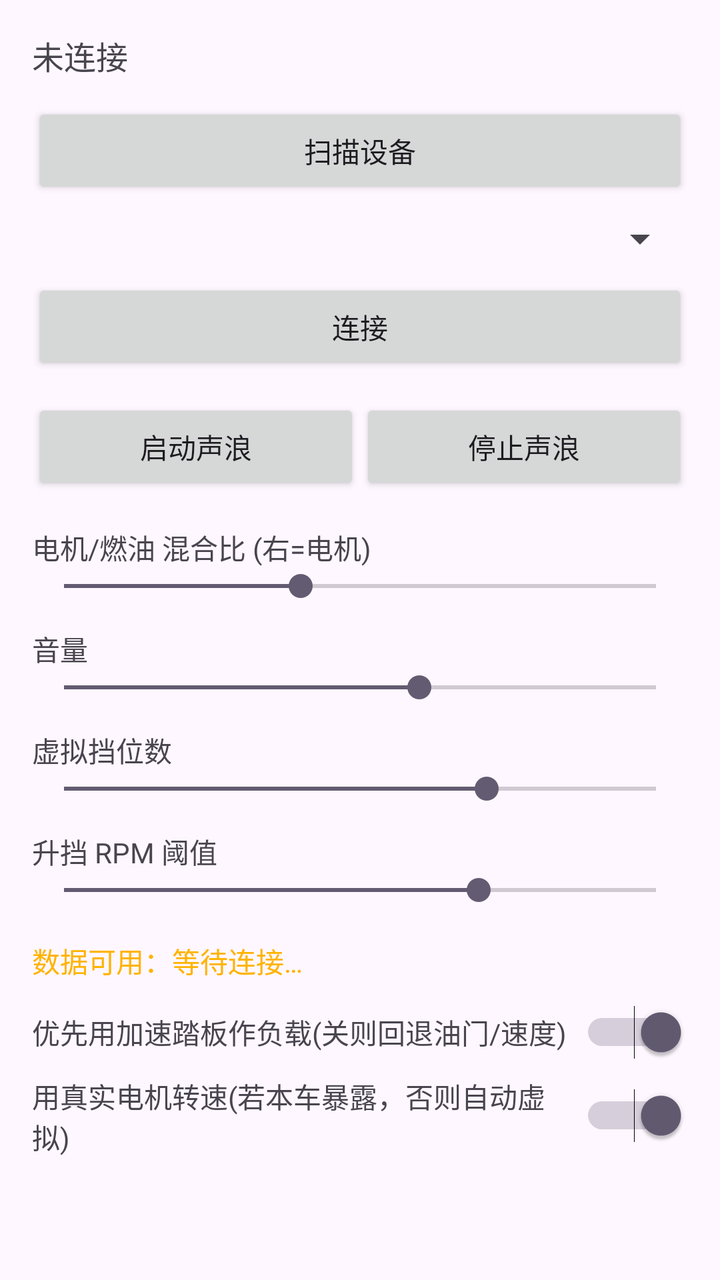
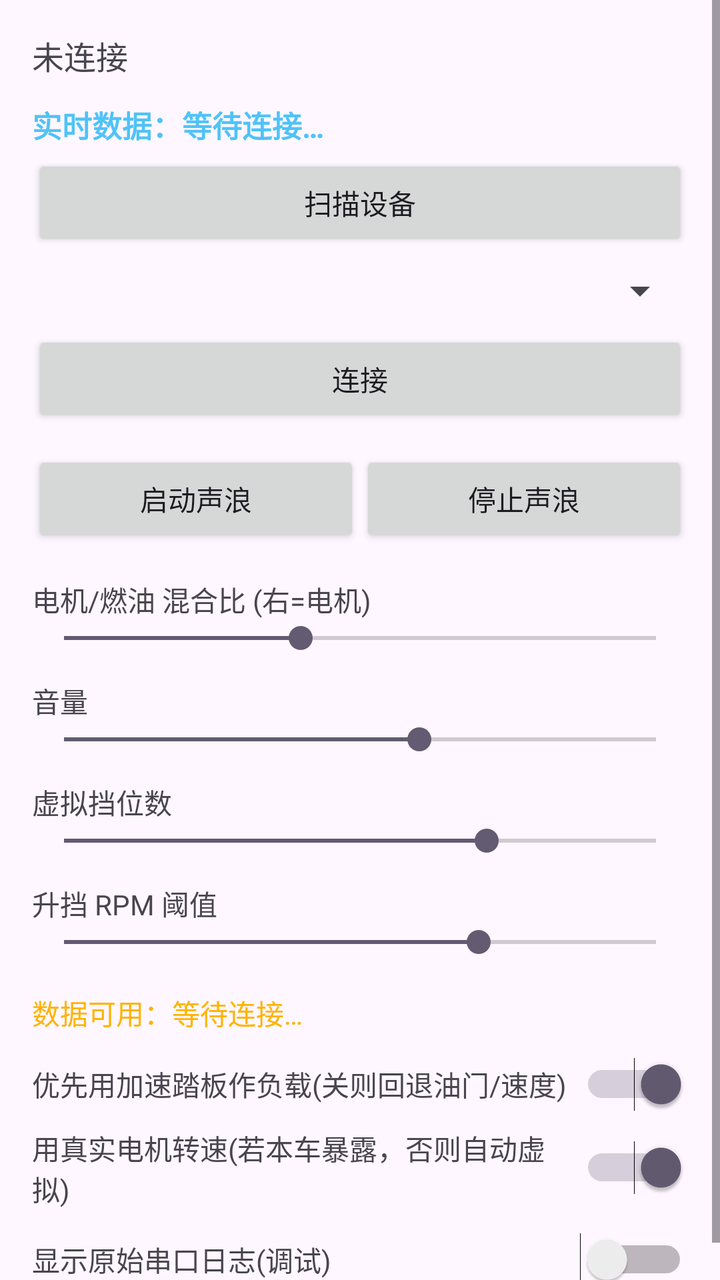

The first picture is an Android layout as it rendered before a commit; the second is the same layout after the commit. The layout source and the unified diff follow.
<!-- AndroidManifest.xml: application theme Theme.EVEngine -->
<!-- res/layout/activity_main.xml -->
<?xml version="1.0" encoding="utf-8"?>
<ScrollView xmlns:android="http://schemas.android.com/apk/res/android"
    xmlns:app="http://schemas.android.com/apk/res/android"
    android:layout_width="match_parent"
    android:layout_height="match_parent">

    <LinearLayout
        android:orientation="vertical"
        android:padding="16dp"
        android:layout_width="match_parent"
        android:layout_height="wrap_content">

        <TextView
            android:id="@+id/tvStatus"
            android:text="@string/status_idle"
            android:textSize="16sp"
            android:layout_marginBottom="12dp"
            android:layout_width="match_parent"
            android:layout_height="wrap_content" />

        <Button
            android:id="@+id/btnScan"
            android:text="@string/btn_scan"
            android:layout_width="match_parent"
            android:layout_height="wrap_content" />

        <Spinner
            android:id="@+id/spinnerDevices"
            android:layout_marginTop="8dp"
            android:layout_width="match_parent"
            android:layout_height="wrap_content" />

        <Button
            android:id="@+id/btnConnect"
            android:text="@string/btn_connect"
            android:layout_marginTop="8dp"
            android:layout_width="match_parent"
            android:layout_height="wrap_content" />

        <LinearLayout
            android:orientation="horizontal"
            android:layout_marginTop="12dp"
            android:layout_width="match_parent"
            android:layout_height="wrap_content">

            <Button
                android:id="@+id/btnStart"
                android:text="@string/btn_start"
                android:layout_weight="1"
                android:layout_width="0dp"
                android:layout_height="wrap_content" />

            <Button
                android:id="@+id/btnStop"
                android:text="@string/btn_stop"
                android:layout_weight="1"
                android:layout_width="0dp"
                android:layout_height="wrap_content" />
        </LinearLayout>

        <TextView
            android:text="@string/label_blend"
            android:layout_marginTop="16dp"
            android:layout_width="match_parent"
            android:layout_height="wrap_content" />
        <SeekBar
            android:id="@+id/seekBlend"
            android:max="100"
            android:progress="40"
            android:layout_width="match_parent"
            android:layout_height="wrap_content" />

        <TextView
            android:text="@string/label_volume"
            android:layout_marginTop="12dp"
            android:layout_width="match_parent"
            android:layout_height="wrap_content" />
        <SeekBar
            android:id="@+id/seekVolume"
            android:max="100"
            android:progress="60"
            android:layout_width="match_parent"
            android:layout_height="wrap_content" />

        <TextView
            android:text="@string/label_gears"
            android:layout_marginTop="12dp"
            android:layout_width="match_parent"
            android:layout_height="wrap_content" />
        <SeekBar
            android:id="@+id/seekGears"
            android:max="8"
            android:min="1"
            android:progress="6"
            android:layout_width="match_parent"
            android:layout_height="wrap_content" />

        <TextView
            android:text="@string/label_shift_rpm"
            android:layout_marginTop="12dp"
            android:layout_width="match_parent"
            android:layout_height="wrap_content" />
        <SeekBar
            android:id="@+id/seekShiftRpm"
            android:max="8000"
            android:min="3000"
            android:progress="6500"
            android:layout_width="match_parent"
            android:layout_height="wrap_content" />

        <TextView
            android:id="@+id/tvDataStatus"
            android:text="@string/data_status_waiting"
            android:textSize="14sp"
            android:textColor="#FFB300"
            android:layout_marginTop="16dp"
            android:layout_width="match_parent"
            android:layout_height="wrap_content" />

        <LinearLayout
            android:orientation="horizontal"
            android:gravity="center_vertical"
            android:layout_marginTop="12dp"
            android:layout_width="match_parent"
            android:layout_height="wrap_content">
            <TextView
                android:text="@string/label_pedal"
                android:layout_weight="1"
                android:layout_width="0dp"
                android:layout_height="wrap_content" />
            <Switch
                android:id="@+id/switchPedal"
                android:checked="true"
                android:layout_width="wrap_content"
                android:layout_height="wrap_content" />
        </LinearLayout>

        <LinearLayout
            android:orientation="horizontal"
            android:gravity="center_vertical"
            android:layout_marginTop="8dp"
            android:layout_width="match_parent"
            android:layout_height="wrap_content">
            <TextView
                android:text="@string/label_realrpm"
                android:layout_weight="1"
                android:layout_width="0dp"
                android:layout_height="wrap_content" />
            <Switch
                android:id="@+id/switchRealRpm"
                android:checked="true"
                android:layout_width="wrap_content"
                android:layout_height="wrap_content" />
        </LinearLayout>

    </LinearLayout>
</ScrollView>
<!-- resources referenced by this layout -->
<resources>
  <string name="btn_connect">连接</string>
  <string name="btn_scan">扫描设备</string>
  <string name="btn_start">启动声浪</string>
  <string name="btn_stop">停止声浪</string>
  <string name="data_status_waiting">数据可用：等待连接…</string>
  <string name="label_blend">电机/燃油 混合比 (右=电机)</string>
  <string name="label_gears">虚拟挡位数</string>
  <string name="label_pedal">优先用加速踏板作负载(关则回退油门/速度)</string>
  <string name="label_realrpm">用真实电机转速(若本车暴露，否则自动虚拟)</string>
  <string name="label_shift_rpm">升挡 RPM 阈值</string>
  <string name="label_volume">音量</string>
  <string name="status_idle">未连接</string>
  <style name="Theme.EVEngine" parent="Theme.Material3.DayNight.NoActionBar">
          <item name="colorPrimary">@color/brand</item>
          <item name="colorPrimaryContainer">@color/brand_container</item>
          <item name="android:statusBarColor">@color/brand</item>
      </style>
  <color name="brand">#534AB7</color>
  <color name="brand_container">#CECBF6</color>
</resources>

<!-- the commit's change to res/layout/activity_main.xml (unified diff, before → after) -->
@@ -18,6 +18,18 @@
             android:layout_width="match_parent"
             android:layout_height="wrap_content" />
 
+        
+        <TextView
+            android:id="@+id/tvLive"
+            android:text="@string/live_waiting"
+            android:textSize="15sp"
+            android:textStyle="bold"
+            android:textColor="#4FC3F7"
+            android:lineSpacingExtra="4dp"
+            android:layout_marginBottom="4dp"
+            android:layout_width="match_parent"
+            android:layout_height="wrap_content" />
+
         <Button
             android:id="@+id/btnScan"
             android:text="@string/btn_scan"
@@ -153,5 +165,49 @@
                 android:layout_height="wrap_content" />
         </LinearLayout>
 
+        
+        <LinearLayout
+            android:orientation="horizontal"
+            android:gravity="center_vertical"
+            android:layout_marginTop="12dp"
+            android:layout_width="match_parent"
+            android:layout_height="wrap_content">
+            <TextView
+                android:text="@string/label_show_debug"
+                android:layout_weight="1"
+                android:layout_width="0dp"
+                android:layout_height="wrap_content" />
+            <Switch
+                android:id="@+id/switchDebug"
+                android:layout_width="wrap_content"
+                android:layout_height="wrap_content" />
+        </LinearLayout>
+
+        <LinearLayout
+            android:id="@+id/logBox"
+            android:orientation="vertical"
+            android:visibility="gone"
+            android:layout_marginTop="8dp"
+            android:layout_width="match_parent"
+            android:layout_height="wrap_content">
+
+            <Button
+                android:id="@+id/btnClearLog"
+                android:text="@string/btn_clear_log"
+                android:layout_width="match_parent"
+                android:layout_height="wrap_content" />
+
+            <TextView
+                android:id="@+id/tvLog"
+                android:fontFamily="monospace"
+                android:textSize="11sp"
+                android:textIsSelectable="true"
+                android:background="#22000000"
+                android:padding="8dp"
+                android:layout_marginTop="4dp"
+                android:layout_width="match_parent"
+                android:layout_height="wrap_content" />
+        </LinearLayout>
+
     </LinearLayout>
 </ScrollView>
<!-- resource entries referenced after the edit -->
@@ -1,5 +1,6 @@
 <!-- resources referenced by this layout -->
 <resources>
+  <string name="btn_clear_log">清空日志</string>
   <string name="btn_connect">连接</string>
   <string name="btn_scan">扫描设备</string>
   <string name="btn_start">启动声浪</string>
@@ -10,7 +11,9 @@
   <string name="label_pedal">优先用加速踏板作负载(关则回退油门/速度)</string>
   <string name="label_realrpm">用真实电机转速(若本车暴露，否则自动虚拟)</string>
   <string name="label_shift_rpm">升挡 RPM 阈值</string>
+  <string name="label_show_debug">显示原始串口日志(调试)</string>
   <string name="label_volume">音量</string>
+  <string name="live_waiting">实时数据：等待连接…</string>
   <string name="status_idle">未连接</string>
   <style name="Theme.EVEngine" parent="Theme.Material3.DayNight.NoActionBar">
           <item name="colorPrimary">@color/brand</item>
